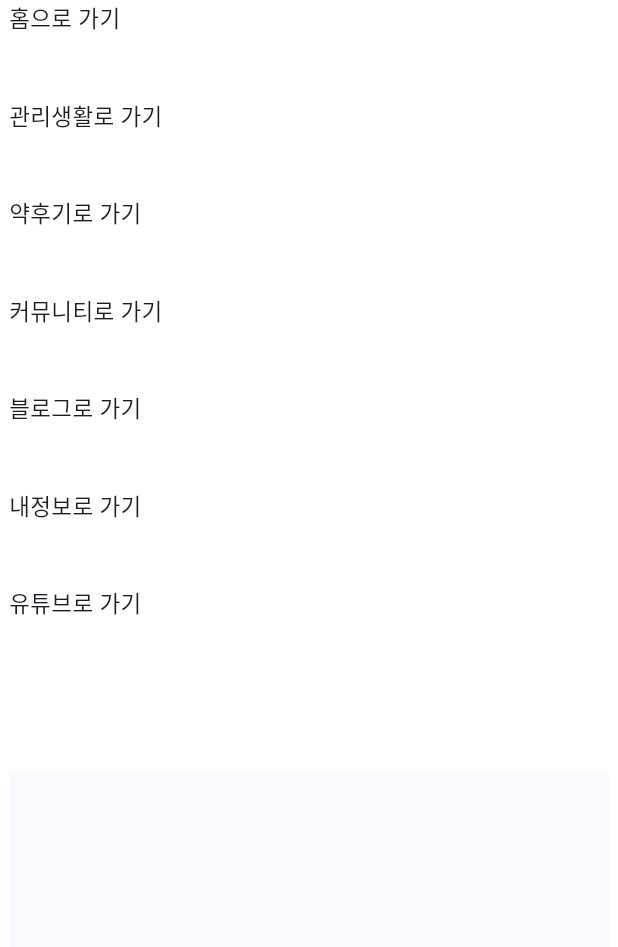
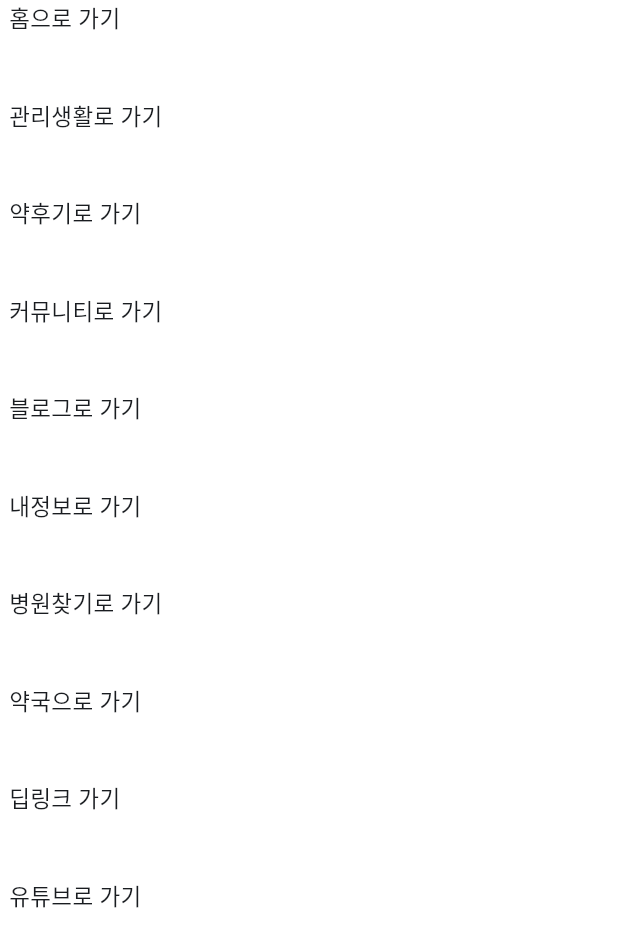
Before and after one commit to jaem-code/vvd-ad, a Flutter app: the TestPage screen opened by its route, on a phone screen of 412 x 824 dp. Shown: the top 947 px of the screen. Run offline on Flutter 3.47's test engine with Material 3 defaults, Android fonts, the phone set to English and light mode, and no system bars; our stand-ins replace cached_network_image, flutter_screenutil, go_router; missing offline and left inert: dart:html, dart:js; network calls fail; Roboto replaces fonts that are missing (Pretendard).

Commit message:
20251124

```diff
--- a/lib/pages/test_page.dart
+++ b/lib/pages/test_page.dart
@@ -100,6 +100,36 @@
                         SizedBox(height: 40),
                         InkWell(
                           onTap: () {
+                            _launchURL('vivid://hospital');
+                          },
+                          child: SizedBox(
+                            width: 240,
+                            child: Text('병원찾기로 가기'),
+                          ),
+                        ),
+                        SizedBox(height: 40),
+                        InkWell(
+                          onTap: () {
+                            _launchURL('vivid://pharmacy');
+                          },
+                          child: SizedBox(
+                            width: 240,
+                            child: Text('약국으로 가기'),
+                          ),
+                        ),
+                        SizedBox(height: 40),
+                        InkWell(
+                          onTap: () {
+                            _launchURL('https://deeplink.vvd-health.com/');
+                          },
+                          child: SizedBox(
+                            width: 240,
+                            child: Text('딥링크 가기'),
+                          ),
+                        ),
+                        SizedBox(height: 40),
+                        InkWell(
+                          onTap: () {
                             _launchURL(
                                 'https://www.youtube.com/watch?v=S2XdG1Uael8');
                           },
```
